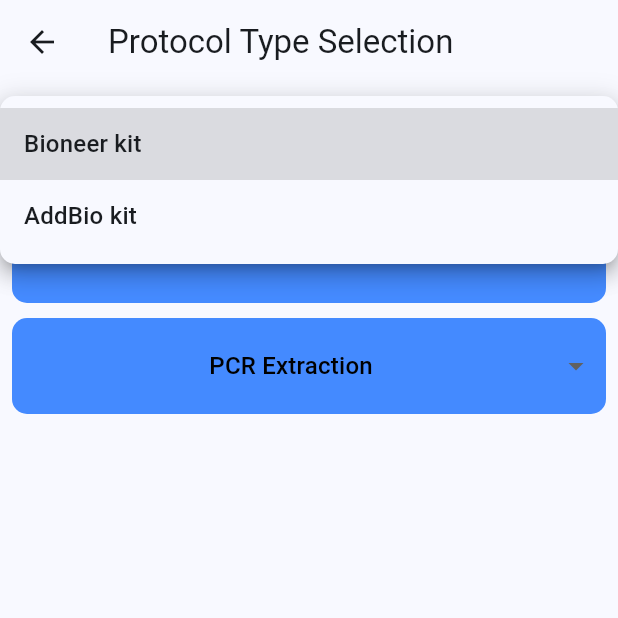
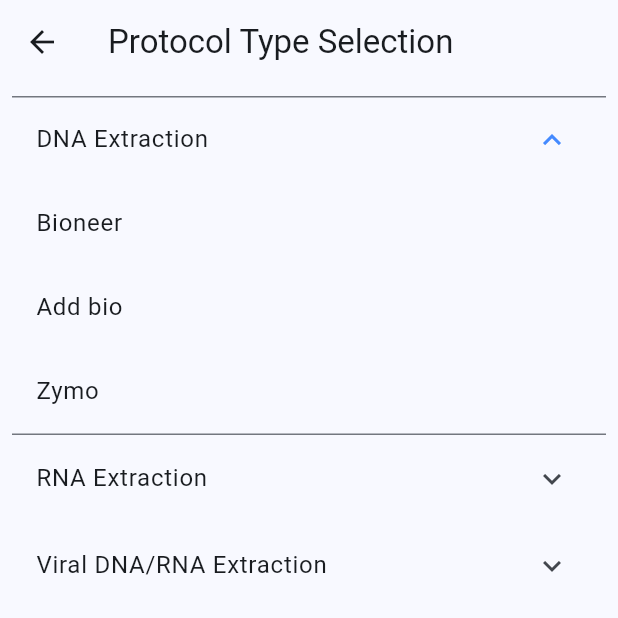
Before and after one commit to mxg-mega/medical_diagnosis_protocol_app, a Flutter app: the ProtocolTypeSelectionScreen screen opened directly, after a tap on "DNA Extraction", on a phone screen of 412 x 824 dp, the top half of it. Run offline on Flutter 3.47's test engine with Material 2 defaults, Android fonts, the phone set to English and light mode, and no system bars.

Commit message:
adding the protocols

```diff
--- /dev/null
+++ b/lib/models/protocol_details/addbio_protocol.dart
@@ -0,0 +1,25 @@
+class AddBioExtractionProtocol {
+  String _title = "Add Bio Protocol";
+  List<String> _protocol = [
+    "1)	Prepare 200 µl of sample (plasma, serum, cell-free boy fluids, cell-culture supernatant virus-infected samples) into 1.5 ml tube Micro-centrifuge tube (Not provided).: in the case of virus infected feces and cell Line, transfer 20- 50 mg in 1.5 ml micro-centrifuge tube and dissolve it 250 µl of DW(Nuclease free) and vortex 10-15 sec and then centrifuge at 13,000 rpm for 30 sec. Use approximately 150 – 200 µl supernatant.",
+    "2)	Add 350 µl of Lysis Buffer to the sample tube, and add 3.5 µl of β-mercaptoethanol (14.2M) and mix well by pulse-vortexing for 10 -15 sec.",
+    "3)	Incubate at room temperature for 10 min and centrifuge at 3,000 rpm for 5 sec.",
+    '4)	Ad 150 µl of isopropanol to lysate and mix well by pulse-vortexing for 15 sec.: After this step, briefly spin down to get the drops clinging under the lid.',
+    "5)	Carefully transfer the lysate into the upper reservoir of the spin column with 2.0ml collection tube without wetting the rim.",
+    "6)	Centrifuge at 13,000 rpm for 1 min.: Pour off the flow-through and assemble the spin column with 2.0 ml collection tube.",
+    "7)	Add 500 µl of Washing 1 Buffer to the spin column with the collection tube and centrifuge at 13, 000 rpm for 1 min.: Pour the flow-through and assemble the spin column with 2.0 ml collection tube.",
+    "8)	Add 500 µl Washing 2 Buffer to the spin column with the collection tube and centrifuge at 13, 000 rpm for 1 min.: Pour the flow-through and assemble the spin column with 2.0 ml collection tube.",
+    "9)	Dry the spin column by additional centrifugation at 13,000 rpm for 1 min. to remove the residual ethanol in spin column.",
+    "10)	Transfer the spin column to new micro-centrifuge tube (Not provided).",
+    "11)	Add 50 - 150 µl Elution Buffer to the spin column with micro-centrifuge tube, and wait for at least 1 min.",
+    "12)	Elute the Viral Nucleic Acid by centrifugation at 13,000 rpm for 1 min.: Purified RNA/DNA can be stored at -20°C for immediate use and stored at -70°C for long term storage.",
+  ];
+
+  String getTitle() {
+    return _title;
+  }
+
+  List<String> getAddBioProtocol() {
+    return _protocol;
+  }
+}
--- a/lib/models/protocol_details/bioneer_dna_extraction.dart
+++ b/lib/models/protocol_details/bioneer_dna_extraction.dart
@@ -0,0 +1,95 @@
+class BioneerDnaProtocol {
+  String _title = "Bioneer DNA Extraction";
+
+  final List<String> _sectionI = [
+    " 1) Completely dissolve one vial of Proteinase K in 1,250 µL of nuclease free water. For short term storage, dissolved Protinease K should be stored at 4°C, For Long term storage, it is recommended to aliquot the enzyme into separate tubes and store at -20°C.",
+    " 2) Completely dissolve one vial of RNase A in 60µl of nuclease-free water. For short term storage, dissolved RNase A should be stored at 4°C . for long term storage it is recommended to to aliquot the enzyme into separate tubes and store at -20°C",
+    " 3) Add Correct amount of absolute ethanol to WA 1 Buffer.",
+  ];
+
+  /// DNA Extraction from Whole Blood or buffy coat Sample
+  final List<String> _sectionII = [
+    " 1) Add 20µl of Protease K to 1.5ml or 2ml tube.",
+    " 2) Apply 200µl of whole Blood or buffy coat to the tube containing Protease K.",
+    " 3) Add 200µl GB Buffer to the sample and mix immediately by vortex mixer",
+    " 3) Incubate at 60°C for 10 min.",
+    " 4) Add 400µl of absolute ethanol and mix well by pippetting.",
+    " 5) Carefully transfer the Lysate into the upper reservoir of the Binding column tube (fit in a collection tube) without wetting the rim.",
+    " 6) Close the tube and Centrifuge at 8000 rpm for 10min.",
+    " 7) Discard the solution from the collection tube and reuse the collection tube.",
+    " 8) Add 500µl of WA 1 Buffer without wetting the rim, close the tube, and centrifuge at 8000 rpm for 1 min.",
+    " 9) Discard the solution from the collection tube and reuse the collection tube.",
+    " 1) Add 500µl of W2 Buffer without wetting the rim, close the tube, and centrifuge at 8000 rpm for 1 min.",
+    " 11) Discard the solution from the collection tube and reuse the collection tube.",
+    " 12) Centrifuge once more at 13,000 rpm for 1 min to completely remove ethanol, and check that there is no droplet clinging to the bottom of binding column tube.",
+    " 13) Transfer the binding column tube to a new 1.5ml tube for elution, 50-200µl of EA Buffer onto binding column tube, and wait for at least 1 min at RT (15-25°C).",
+    " 14) Centrifuge at 8,000 rpm for 1 min to elute.",
+  ];
+
+  /// DNA Extraction from Cultured Cell Sample
+  final List<String> _sectionIII = [
+    " 1) Centrifuge the cultured cells (10⁴-10⁶) for 5 min at 300 x g. Discard then supernatant carefully without disturbing the pellet.",
+    " 2) Resuspend the pellet in 200µl for 1X PBS.",
+    " 3) Add 20µl of Proteinase K.",
+    " 4) Add 10µl of RNase A, mix thoroughly and incubate the tube for 2 min at room temperature.",
+    " 5) Go to step 3 of \"DNA Extraction from Whole Blood and Buffy Coat\" and follow the instructions accordingly.",
+  ];
+
+  /// DNA Extraction from Animal Tissue Sample
+  final List<String> _sectionIV = [
+    " 1) Homogenize the sample (25-50 mg) with a mortar and pistol, place them in a clean 1.5 ml tube, and add 200µl of TL Buffer.",
+    " 2) Add 20µl of Protienase K and 10µl of RNase A. mix by vortexing.",
+    " 3) Incubate at 60°C for 1 hour, or until the tissue is completely lyased.",
+    " 4) Add 200µl of GB Buffer, and mix by vortexing.",
+    " 5) Go to step 5 of \"DNA Extraction from Whole Blood and Buffy Coat\" and continue the extraction process.",
+  ];
+
+  /// DNA Extraction from Gram-Negative Bacteria Sample
+  final List<String> _sectionV = [
+    " 1) Collect the bacterial cells - 1 x 10⁹ by centrifuging at 8,000 rpm for 5 min. discard the supernatant (media) by using a pipette.",
+    " 2) Add 180µl of TL Buffer to the collected cell pellet and completely resuspend by vortexing or pipetting. transfer the cell suspension to 1.5 ml or 2 ml tube.",
+    " 3) Add 20µl of Proteinase K and 10µl of RNase A. mix by vortexing.",
+    " 4) Incubate at 60°C for 1 hour.",
+    " 5) Add 200µl of GB Buffer, and immediately mix by vortex mixer.",
+    " 6) Go to step 5 of \"DNA Extraction from Whole Blood and Buffy Coat\" and continue the extraction process.",
+  ];
+
+  /// DNA Extraction from Gram-Positive bacteria Sample
+  final List<String> _sectionVI = [
+    " 1) Collect the bacterial cells - 1 x 10⁹ by centrifuging at 8,000 rpm for 5 min. discard the supernatant (media) by using a pipette.",
+    " 2) Add 180µl of Lyses Buffer for Gram-Positive (not provided) to the collected cell pellet and completely resuspend by vortexing or pipetting. transfer the cell suspension to 1.5 ml or 2 ml tube. (Note) Lyses Buffer for Gram-Positive Bacteria : 20 mM Tris-HCL (PH 8.0), 2 mM EDTA and 1.2% Triton© X-100.",
+    " 3) Add 20µl of Lysozyme (100 mg/ml, not provided) and 10µl of RNase A and mix thoroughly by vortexing.",
+    " 4) Incubate the tubes at 37°C for 30 min.",
+    " 5) Add 20µl of Proteinase K.",
+    " 6) Add 200 µl of GB Buffer and mix thoroughly by vortexing.",
+    " 7) Incubate the tubes at 60°C for 30 min or until Bacterial cells are completely lysed.",
+    " 8) Go to step 5 of \"DNA Extraction from Whole Blood and Buffy Cot\" and continue the extraction process.",
+  ];
+  final List<String> _section = [
+    "Section 1",
+    "Section 1",
+    "Section 1",
+    "Section 1",
+    "Section 1",
+    "Section 1",
+  ];
+  String getTitle() {
+    return _title;
+  }
+
+  List<String> getSection() {
+    return _section;
+  }
+
+  List<List<String>> getBioneerDnaProtocol() {
+    var protocols = [
+      _sectionI,
+      _sectionII,
+      _sectionIII,
+      _sectionIV,
+      _sectionV,
+      _sectionVI
+    ];
+    return protocols;
+  }
+}
--- /dev/null
+++ b/lib/models/protocol_details/zymo_solid_sample_extraction_protocol.dart
@@ -0,0 +1,22 @@
+class ZymoSolidSampleExtractionProtocol {
+  final String _title = "Zymo Solid Sample";
+  final List<String> _protocol = [
+    " 1. To a tissue sample (≤ 25 mg) in a microcentrifuge tube, add a solution of:\n\t - 95 μl Water\n\t - 95 μl Solid Tissue Buffer (Blue)\n\t - 10 μl Proteinase K",
+    " 2. Mix thoroughly and then incubate the tube at 55°C for 1-3 hours or until tissue solubilizes. Mix thoroughly.",
+    "\tNote: To remove insoluble debris, pellet by centrifugation at ≥ 12,000 × g for 1 minute. Transfer aqueous supernatant to a clean tube.",
+    " 3. Add 2 volumes Genomic Binding Buffer to the supernatant. Mix thoroughly.\n Example: Add 400 μl Genomic Binding Buffer to the 200 μl supernatant.",
+    " 4. Transfer the mixture to a Zymo-Spin™ IIC-XL Column in a Collection Tube. Centrifuge (≥ 12,000 x g) for 1 minute. Discard the Collection Tube with the flow through.",
+    " 5. Add 400 μl DNA Pre-Wash Buffer to the column in a new Collection Tube and centrifuge for 1 minute. Empty the Collection Tube.",
+    " 6. Add 700 μl g-DNA Wash Buffer and centrifuge for 1 minute. Empty the Collection Tube.",
+    " 7. Add 200 μl g-DNA Wash Buffer and centrifuge for 1 minute. Discard the Collection Tube with the flow through",
+    " 8. To elute the DNA, transfer to a clean microcentrifuge tube. Add ≥ 50 μl DNA Elution Buffer, incubate for 5 minutes, and then centrifuge for 1 minute.",
+  ];
+
+  String getTitle() {
+    return _title;
+  }
+
+  List<String> getProtocol() {
+    return _protocol;
+  }
+}
--- a/lib/pages/protocol_types/protocol_type_selection.dart
+++ b/lib/pages/protocol_types/protocol_type_selection.dart
@@ -1,7 +1,7 @@
 import 'package:flutter/material.dart';
+import 'package:medical_diagnosis_protocol_app/models/protocol_details/addbio_protocol.dart';
+import 'package:medical_diagnosis_protocol_app/models/protocol_details/bioneer_dna_extraction.dart';
 import 'package:medical_diagnosis_protocol_app/pages/protocol_screen.dart';
-
-import '../../models/tiles.dart';
 
 class ProtocolTypeSelectionScreen extends StatelessWidget {
   const ProtocolTypeSelectionScreen({super.key});
@@ -28,54 +28,170 @@ class ProtocolType extends StatefulWidget {
   State<ProtocolType> createState() => _ExtractionProtocolsState();
 }
 
+final addBio = AddBioExtractionProtocol();
+final bioneerDNA = BioneerDnaProtocol();
+
 class _ExtractionProtocolsState extends State<ProtocolType> {
-  String selectedExtractionType = '';
-  String selectedKit = '';
+  // String selectedExtractionType = '';
+  // String selectedKit = '';
 
-  final List<String> extractionTypes = [
-    "DNA Extraction",
-    "RNA Extraction",
-    "PCR Extraction"
+  List<ExpandedTile> extractionTypes = [
+    ExpandedTile(
+      tileTitle: "DNA Extraction",
+      tileItems: [
+        Kit(
+          kitProtocolSections: [],
+          kitTitle: "Bioneer",
+          kitRoute: ProtocolScreen(
+            title: bioneerDNA.getTitle(),
+            protocol: addBio.getAddBioProtocol(),
+          ),
+        ),
+        Kit(
+          kitProtocolSections: [],
+          kitTitle: "Add bio",
+          kitRoute: ProtocolScreen(
+            title: bioneerDNA.getTitle(),
+            protocol: addBio.getAddBioProtocol(),
+          ),
+        ),
+        Kit(
+          kitProtocolSections: [],
+          kitTitle: "Zymo",
+          kitRoute: ProtocolScreen(
+            title: bioneerDNA.getTitle(),
+            protocol: addBio.getAddBioProtocol(),
+          ),
+        ),
+      ],
+    ),
+    ExpandedTile(
+      tileTitle: "RNA Extraction",
+      tileItems: [
+        Kit(
+          kitProtocolSections: [],
+          kitTitle: "Bioneer",
+          kitRoute: ProtocolScreen(
+            title: bioneerDNA.getTitle(),
+            protocol: addBio.getAddBioProtocol(),
+          ),
+        ),
+        Kit(
+          kitProtocolSections: [],
+          kitTitle: "Add Bio",
+          kitRoute: ProtocolScreen(
+            title: addBio.getTitle(),
+            protocol: addBio.getAddBioProtocol(),
+          ),
+        ),
+        Kit(
+          kitProtocolSections: [],
+          kitTitle: "Zymo",
+          kitRoute: ProtocolScreen(
+            title: bioneerDNA.getTitle(),
+            protocol: bioneerDNA.getBioneerDnaProtocol(),
+          ),
+        ),
+      ],
+    ),
+    ExpandedTile(
+      tileTitle: "Viral DNA/RNA Extraction",
+      tileItems: [
+        Kit(
+          kitProtocolSections: [],
+          kitTitle: "Bioneer",
+          kitRoute: ProtocolScreen(
+            title: bioneerDNA.getTitle(),
+            protocol: addBio.getAddBioProtocol(),
+          ),
+        ),
+      ],
+    ),
   ];
-  final List<String> kit = ["Bioneer kit", "AddBio kit"];
+
+  // final List<String> extractionTypes = [
+  //   "DNA Extraction",
+  //   "RNA Extraction",
+  //   "PCR Extraction"
+  // ];
+  // final List<String> kit = ["Bioneer kit", "AddBio kit"];
   @override
   Widget build(BuildContext context) {
-    return ListView.separated(
-      separatorBuilder: (context, index) => const SizedBox(
-        height: 10,
-      ),
+    return ListView.builder(
       itemCount: extractionTypes.length,
       itemBuilder: (context, index) {
-        final extractionType = extractionTypes[index];
-        return Container(
-          decoration: BoxDecoration(
-              color: Theme.of(context).primaryColor,
-              borderRadius: BorderRadius.circular(10)),
-          child: DropdownButton<String>(
-            hint: Text(
-              extractionTypes[index],
-              style: TextStyle(color: Colors.black),
-            ),
-            items: kit
-                .map((kit) => DropdownMenuItem(value: kit, child: Text(kit)))
-                .toList(),
-            onChanged: (value) {
-              if (value == kit[0]) {
-                Navigator.push(context, MaterialPageRoute(builder: (context) => ProtocolScreen(),));
-              }
-              setState(() {
-                selectedExtractionType = extractionType;
-                selectedKit = value!;
-              });
+        List<ListTile> kits = [];
+        for (int i = 0; i < extractionTypes[index].tileItems.length; i++) {
+          kits.add(ListTile(
+            title: Text(extractionTypes[index].tileItems[i].kitTitle),
+            onTap: () {
+              Navigator.push(
+                  context,
+                  MaterialPageRoute(
+                      builder: (context) =>
+                          extractionTypes[index].tileItems[i].kitRoute));
             },
-            padding: EdgeInsets.all(8.0),
-            isExpanded: true,
-            alignment: Alignment.center,
-            borderRadius: BorderRadius.circular(10),
-            underline: Container(),
-          ),
+          ));
+        }
+        return ExpansionTile(
+          title: Text(extractionTypes[index].tileTitle),
+          children: kits,
         );
       },
     );
   }
 }
+
+class ExpandedTile {
+  String tileTitle;
+  List<Kit> tileItems;
+  ExpandedTile({required this.tileTitle, required this.tileItems});
+}
+
+class Kit {
+  String kitTitle;
+  var kitProtocolSections;
+  Widget kitRoute;
+  Kit({required this.kitTitle, required this.kitRoute, required this.kitProtocolSections,});
+}
+// ListView.separated(
+//       separatorBuilder: (context, index) => const SizedBox(
+//         height: 10,
+//       ),
+//       itemCount: extractionTypes.length,
+//       itemBuilder: (context, index) {
+//         final extractionType = extractionTypes[index];
+//         return Container(
+//           decoration: BoxDecoration(
+//               color: Theme.of(context).primaryColor,
+//               borderRadius: BorderRadius.circular(10)),
+//           child: DropdownButton<String>(
+//             hint: Text(
+//               extractionTypes[index],
+//               style: TextStyle(color: Colors.black),
+//             ),
+//             items: kit
+//                 .map((kit) => DropdownMenuItem(value: kit, child: Text(kit)))
+//                 .toList(),
+//             onChanged: (value) {
+//               if (value == kit[0]) {
+//                 Navigator.push(
+//                     context,
+//                     MaterialPageRoute(
+//                       builder: (context) => ProtocolScreen(),
+//                     ));
+//               }
+//               setState(() {
+//                 selectedExtractionType = extractionType;
+//                 selectedKit = value!;
+//               });
+//             },
+//             padding: EdgeInsets.all(8.0),
+//             isExpanded: true,
+//             alignment: Alignment.center,
+//             borderRadius: BorderRadius.circular(10),
+//             underline: Container(),
+//           ),
+//         );
+//       },
+//     )
--- a/pubspec.yaml
+++ b/pubspec.yaml
@@ -35,6 +35,7 @@ dependencies:
   # The following adds the Cupertino Icons font to your application.
   # Use with the CupertinoIcons class for iOS style icons.
   cupertino_icons: ^1.0.2
+  circular_countdown_timer: ^0.2.3
 
 dev_dependencies:
   flutter_test:
```
Also changed, not shown: lib/models/protocol_brain.dart (+5 -5 lines), lib/pages/protocol_screen.dart (+33 -11 lines), pubspec.lock.
